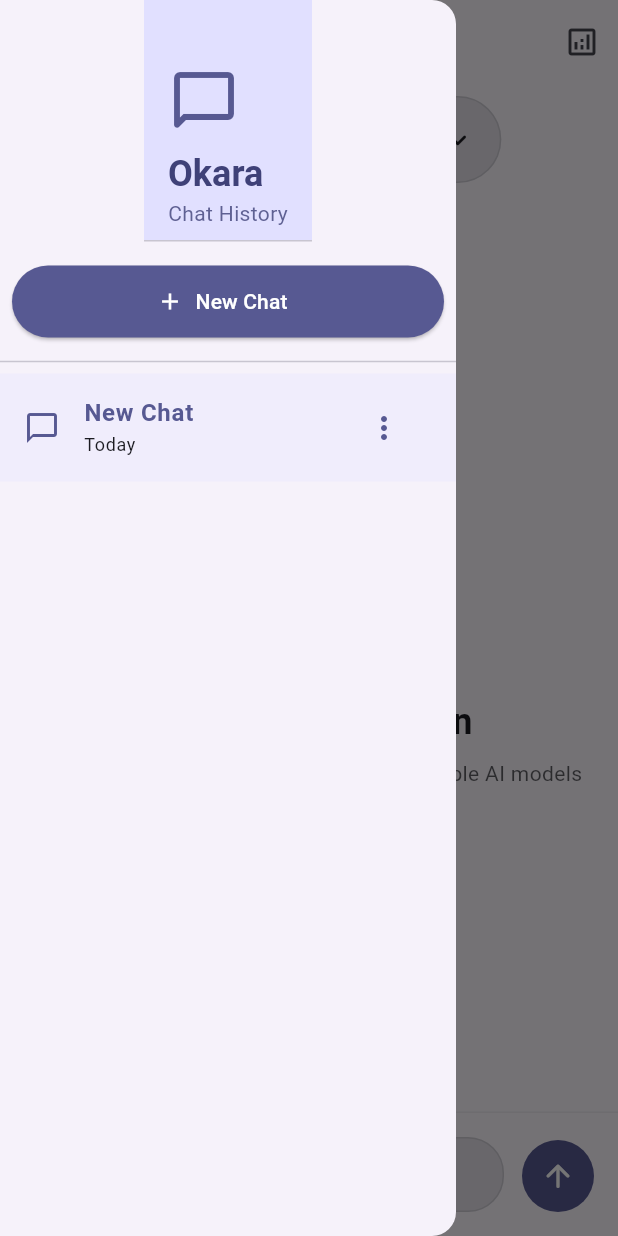
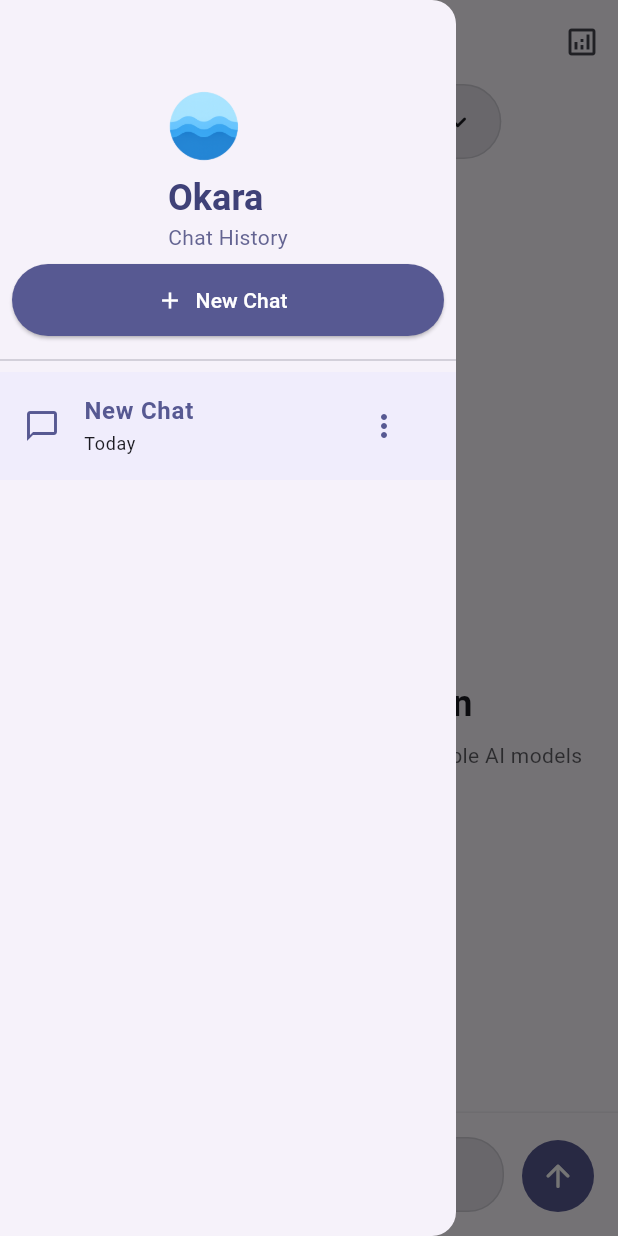
Before and after one commit to prakashvidya68/okaraTest, a Flutter app: the screen it shows after launch, with the side drawer open, on a phone screen of 412 x 824 dp. Run offline on Flutter 3.47's test engine with Material 3 defaults, Android fonts, the phone set to English and light mode, and no system bars; our stand-ins replace flutter_riverpod, sqflite; accounts and stored records are empty; Roboto replaces fonts that are missing (SF Pro Display).

Commit message:
Minor Ui changes

```diff
--- a/lib/features/chat/chat_screen.dart
+++ b/lib/features/chat/chat_screen.dart
@@ -78,33 +78,28 @@ class _ChatScreenState extends ConsumerState<ChatScreen> {
       drawer: const ChatDrawer(),
       appBar: AppBar(
         elevation: 0,
+        leading: Builder(
+          builder: (BuildContext context) {
+            return IconButton(
+              icon: Image.asset(
+                'assets/images/okara.png',
+                width: 32,
+                height: 32,
+              ),
+              onPressed: () {
+                Scaffold.of(context).openDrawer();
+              },
+            );
+          },
+        ),
         backgroundColor: theme.colorScheme.surface,
-        title: Row(
-          children: [
-            Container(
-              padding: const EdgeInsets.all(8),
-              decoration: BoxDecoration(
-                color: theme.colorScheme.primaryContainer,
-                borderRadius: BorderRadius.circular(12),
-              ),
-              child: Icon(
-                Icons.chat_bubble_outline_rounded,
-                color: theme.colorScheme.onPrimaryContainer,
-                size: 20,
-              ),
-            ),
-            const SizedBox(width: 12),
-            Expanded(
-              child: Text(
+        title: Text(
           currentSession?.title ?? 'Okara',
           style: theme.textTheme.titleLarge?.copyWith(
             fontWeight: FontWeight.w600,
           ),
           maxLines: 1,
           overflow: TextOverflow.ellipsis,
-              ),
-            ),
-          ],
         ),
         actions: [
           IconButton(
--- a/lib/features/chat/widgets/chat_drawer.dart
+++ b/lib/features/chat/widgets/chat_drawer.dart
@@ -36,17 +36,13 @@ class ChatDrawer extends ConsumerWidget {
   }
 
   Widget _buildHeader(BuildContext context, ThemeData theme) {
-    return DrawerHeader(
-      decoration: BoxDecoration(color: theme.colorScheme.primaryContainer),
+    return Padding(
+      padding: const EdgeInsets.only(top: 60.0),
       child: Column(
         crossAxisAlignment: CrossAxisAlignment.start,
         mainAxisAlignment: MainAxisAlignment.end,
         children: [
-          Icon(
-            Icons.chat_bubble_outline_rounded,
-            size: 48,
-            color: theme.colorScheme.primary,
-          ),
+          Image.asset('assets/images/okara.png', width: 48, height: 48),
           const SizedBox(height: 8),
           Text(
             'Okara',
--- a/lib/features/chat/widgets/provider_selector.dart
+++ b/lib/features/chat/widgets/provider_selector.dart
@@ -12,8 +12,8 @@ class ProviderSelector extends ConsumerWidget {
     final theme = Theme.of(context);
 
     return Container(
-      margin: const EdgeInsets.symmetric(horizontal: 16, vertical: 8),
-      padding: const EdgeInsets.symmetric(horizontal: 16, vertical: 4),
+      margin: const EdgeInsets.symmetric(horizontal: 16),
+      padding: const EdgeInsets.symmetric(horizontal: 16),
       decoration: BoxDecoration(
         color: theme.colorScheme.surfaceContainerHighest,
         borderRadius: BorderRadius.circular(30),
--- a/pubspec.yaml
+++ b/pubspec.yaml
@@ -63,9 +63,8 @@ flutter:
   uses-material-design: true
 
   # To add assets to your application, add an assets section, like this:
-  # assets:
-  #   - images/a_dot_burr.jpeg
-  #   - images/a_dot_ham.jpeg
+  assets:
+    - assets/images/
 
   # An image asset can refer to one or more resolution-specific "variants", see
   # https://flutter.dev/to/resolution-aware-images
```
Also changed, not shown: assets/images/okara.png (added). Lines whose indentation alone changed are shown as unchanged.
